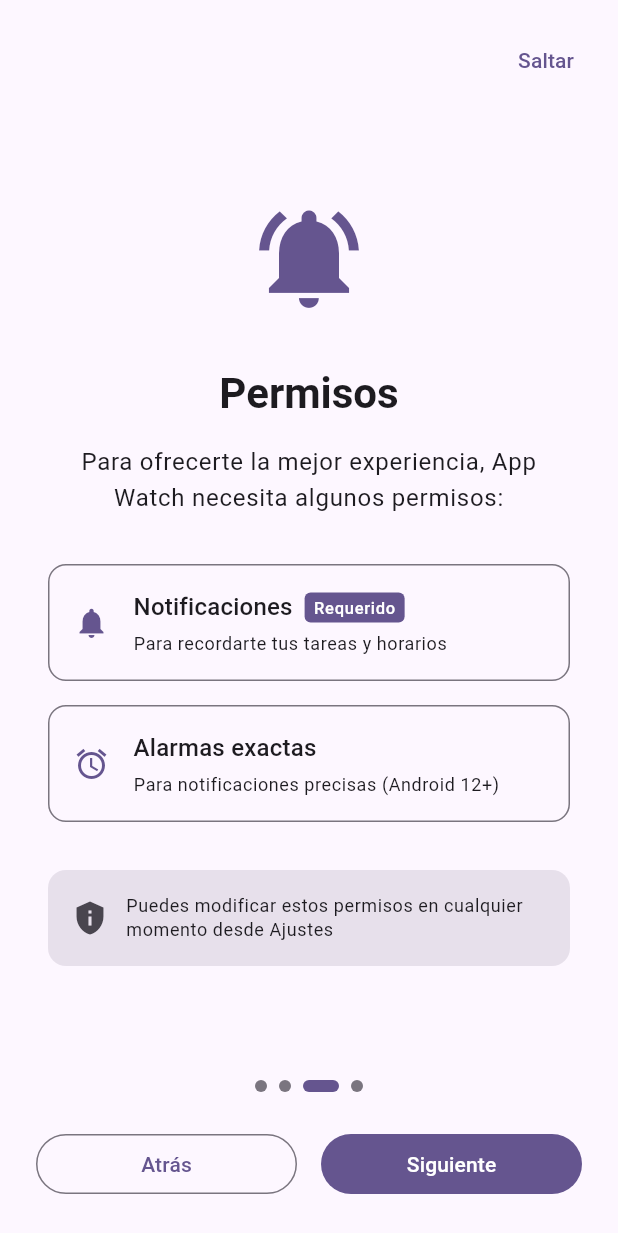
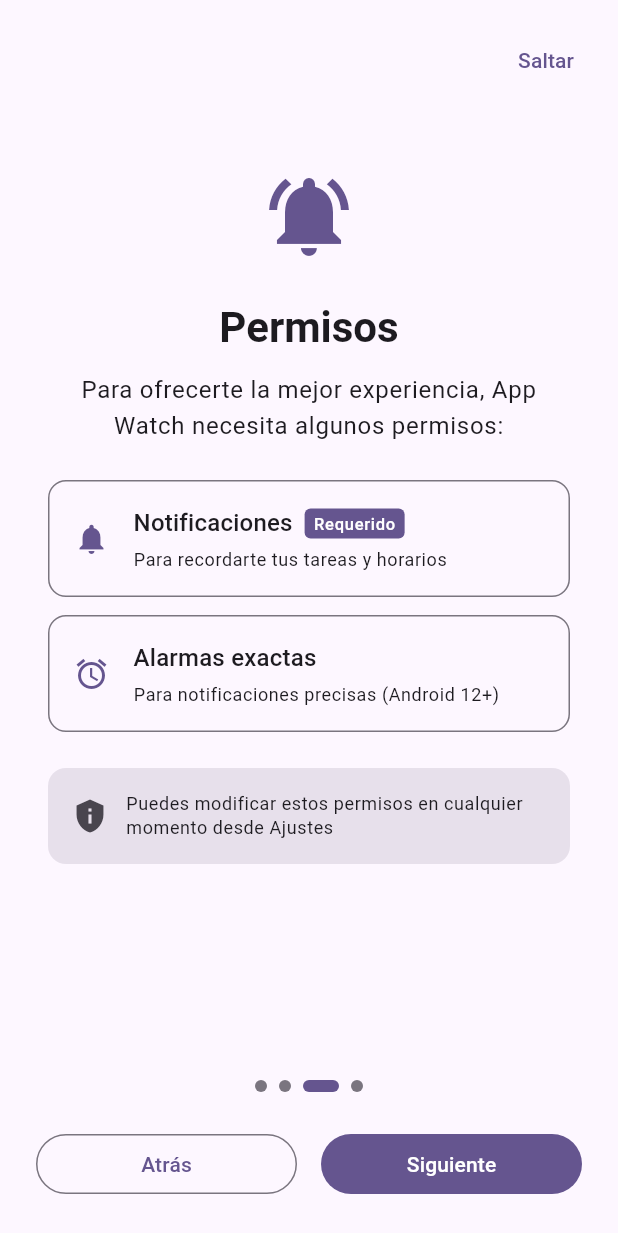
Before and after one commit to Doddieko67/app_watch, a Flutter app: the screen it shows after launch, swiped to page 3, on a phone screen of 412 x 824 dp. Shown: the top 1233 px of the screen. Run offline on Flutter 3.47's test engine with Material 3 defaults, Android fonts, the phone set to English and light mode, and no system bars; our stand-ins replace drift, file_picker, fl_chart, flutter_local_notifications, flutter_riverpod, flutter_secure_storage and 8 more; accounts and stored records are empty; generated files the repository leaves out were written again.

Commit message:
fix: resolve OnboardingScreen overflow errors on all pages
- Make all 3 onboarding pages scrollable with SingleChildScrollView
- Reduce icon sizes (120→80, 80→64) to fit smaller screens
- Optimize spacing throughout (32→24, 24→16, 16→12)
- Change Column mainAxisSize to min for better layout
- Fixes 79px and 96px overflows in welcome flow

🤖 Generated with [Claude Code](https://claude.com/claude-code)

Co-Authored-By: Claude <noreply@anthropic.com>

```diff
--- a/lib/features/settings/presentation/screens/onboarding_screen.dart
+++ b/lib/features/settings/presentation/screens/onboarding_screen.dart
@@ -150,17 +150,18 @@ class _WelcomePage extends StatelessWidget {
 
   @override
   Widget build(BuildContext context) {
-    return Padding(
+    return SingleChildScrollView(
       padding: const EdgeInsets.all(32),
       child: Column(
+        mainAxisSize: MainAxisSize.min,
         mainAxisAlignment: MainAxisAlignment.center,
         children: [
           Icon(
             Icons.watch,
-            size: 120,
+            size: 80,
             color: Theme.of(context).colorScheme.primary,
           ),
-          const SizedBox(height: 32),
+          const SizedBox(height: 24),
           Text(
             '¡Bienvenido a App Watch!',
             style: Theme.of(context).textTheme.headlineMedium?.copyWith(
@@ -168,13 +169,13 @@ class _WelcomePage extends StatelessWidget {
                 ),
             textAlign: TextAlign.center,
           ),
-          const SizedBox(height: 16),
+          const SizedBox(height: 12),
           Text(
             'Tu asistente personal para gestionar recordatorios, entrenamientos, nutrición, sueño y estudio.',
             style: Theme.of(context).textTheme.bodyLarge,
             textAlign: TextAlign.center,
           ),
-          const SizedBox(height: 32),
+          const SizedBox(height: 24),
           Text(
             '100% local • Privado • Sin anuncios',
             style: Theme.of(context).textTheme.bodyMedium?.copyWith(
@@ -195,9 +196,10 @@ class _FeaturesPage extends StatelessWidget {
 
   @override
   Widget build(BuildContext context) {
-    return Padding(
+    return SingleChildScrollView(
       padding: const EdgeInsets.all(32),
       child: Column(
+        mainAxisSize: MainAxisSize.min,
         mainAxisAlignment: MainAxisAlignment.center,
         crossAxisAlignment: CrossAxisAlignment.start,
         children: [
@@ -207,28 +209,28 @@ class _FeaturesPage extends StatelessWidget {
                   fontWeight: FontWeight.bold,
                 ),
           ),
-          const SizedBox(height: 32),
+          const SizedBox(height: 24),
           _buildFeature(
             context,
             Icons.task_alt,
             'Recordatorios',
             'Gestiona tareas con recurrencias personalizadas',
           ),
-          const SizedBox(height: 24),
+          const SizedBox(height: 16),
           _buildFeature(
             context,
             Icons.fitness_center,
             'Fitness Tracker',
             'Registra entrenamientos y visualiza tu progreso',
           ),
-          const SizedBox(height: 24),
+          const SizedBox(height: 16),
           _buildFeature(
             context,
             Icons.restaurant,
             'Nutrición con IA',
             'Analiza alimentos con inteligencia artificial',
           ),
-          const SizedBox(height: 24),
+          const SizedBox(height: 16),
           _buildFeature(
             context,
             Icons.bedtime,
@@ -286,17 +288,18 @@ class _PermissionsPage extends StatelessWidget {
 
   @override
   Widget build(BuildContext context) {
-    return Padding(
+    return SingleChildScrollView(
       padding: const EdgeInsets.all(32),
       child: Column(
+        mainAxisSize: MainAxisSize.min,
         mainAxisAlignment: MainAxisAlignment.center,
         children: [
           Icon(
             Icons.notifications_active,
-            size: 80,
+            size: 64,
             color: Theme.of(context).colorScheme.primary,
           ),
-          const SizedBox(height: 32),
+          const SizedBox(height: 24),
           Text(
             'Permisos',
             style: Theme.of(context).textTheme.headlineMedium?.copyWith(
@@ -304,13 +307,13 @@ class _PermissionsPage extends StatelessWidget {
                 ),
             textAlign: TextAlign.center,
           ),
-          const SizedBox(height: 16),
+          const SizedBox(height: 12),
           Text(
             'Para ofrecerte la mejor experiencia, App Watch necesita algunos permisos:',
             style: Theme.of(context).textTheme.bodyLarge,
             textAlign: TextAlign.center,
           ),
-          const SizedBox(height: 32),
+          const SizedBox(height: 24),
           _buildPermission(
             context,
             Icons.notifications,
@@ -318,7 +321,7 @@ class _PermissionsPage extends StatelessWidget {
             'Para recordarte tus tareas y horarios',
             required: true,
           ),
-          const SizedBox(height: 16),
+          const SizedBox(height: 12),
           _buildPermission(
             context,
             Icons.alarm,
@@ -326,7 +329,7 @@ class _PermissionsPage extends StatelessWidget {
             'Para notificaciones precisas (Android 12+)',
             required: false,
           ),
-          const SizedBox(height: 32),
+          const SizedBox(height: 24),
           Container(
             padding: const EdgeInsets.all(16),
             decoration: BoxDecoration(
```
